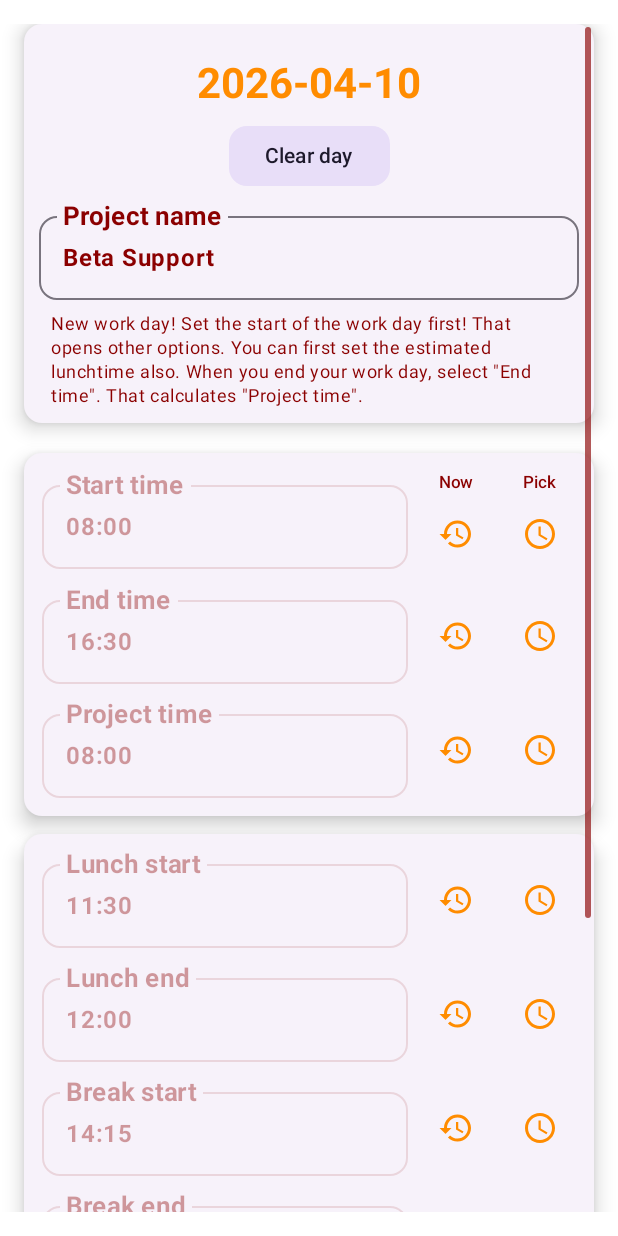
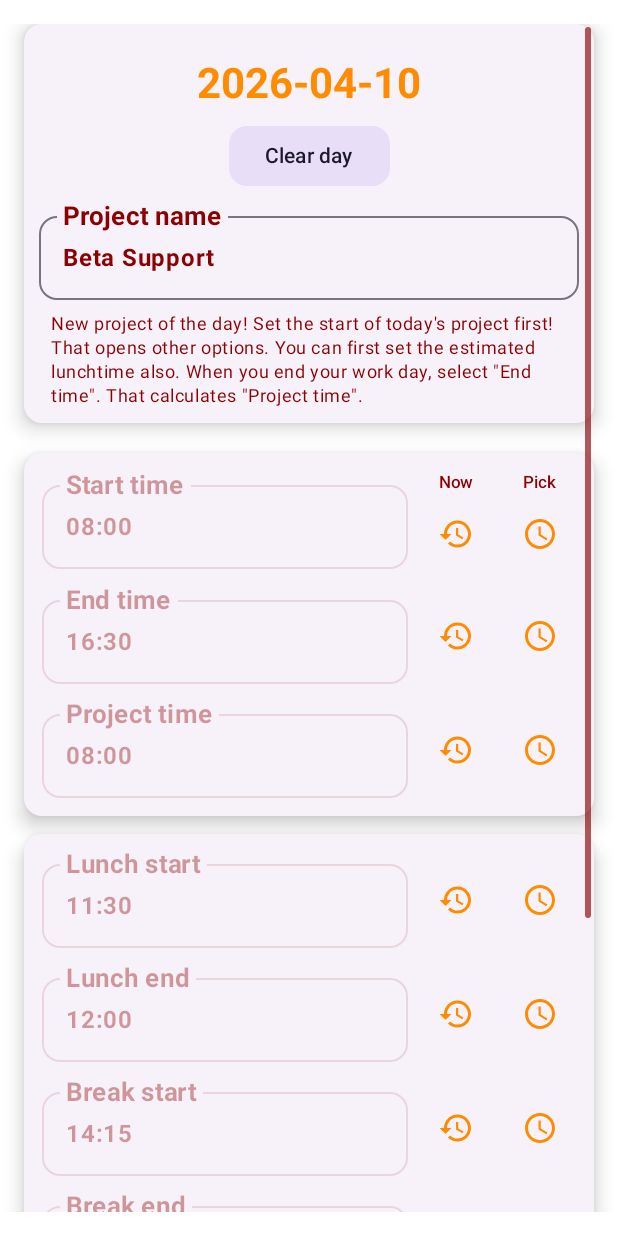
Before and after one commit to AkiWiksten/AWTimesheet, an Android app built with Jetpack Compose: the @Preview function PreviewProjectDetailsSuccessExistingDay, on a phone screen of 412 x 824 dp. Run offline under Robolectric (Android 15) with nearby library versions, the light colour scheme and no system bars; libraries missing offline, so code that uses them is left out: androidx.hilt.lifecycle.

Commit message:
Update project details strings and modify settings for daily lunch time estimate

```diff
--- a/app/src/main/java/com/akiwiksten/worktime30/feature/projects/details/ProjectDetailsStateViews.kt
+++ b/app/src/main/java/com/akiwiksten/worktime30/feature/projects/details/ProjectDetailsStateViews.kt
@@ -71,7 +71,7 @@ internal fun ProjectDetailsHeaderGroup(
             projectName?.let { ProjectNameField(name = it) }
 
             Text(
-                text = stringResource(id = R.string.new_day),
+                text = stringResource(id = R.string.add_new_project_details),
                 style = MaterialTheme.typography.bodySmall,
                 color = MaterialTheme.colorScheme.onSurfaceVariant,
                 modifier = Modifier.padding(horizontal = 8.dp)
--- a/app/src/main/res/values/strings.xml
+++ b/app/src/main/res/values/strings.xml
@@ -34,7 +34,7 @@
 <string name="delete">Delete</string>
 <string name="saved">Saved!</string>
 <string name="clear_day">Clear day</string>
-<string name="new_day">New work day! Set the start of the work day first! That opens other options. You can first set the estimated lunchtime also. When you end your work day, select \"End time\". That calculates \"Project time\".</string>
+<string name="add_new_project_details">New project of the day! Set the start of today\'s project first! That opens other options. You can first set the estimated lunchtime also. When you end your work day, select \"End time\". That calculates \"Project time\".</string>
 <string name="calendar">Calendar</string>
 <string name="monthly_report">Monthly report</string>
 <string name="name">Name</string>
```
Also changed, not shown: 3 other files.
